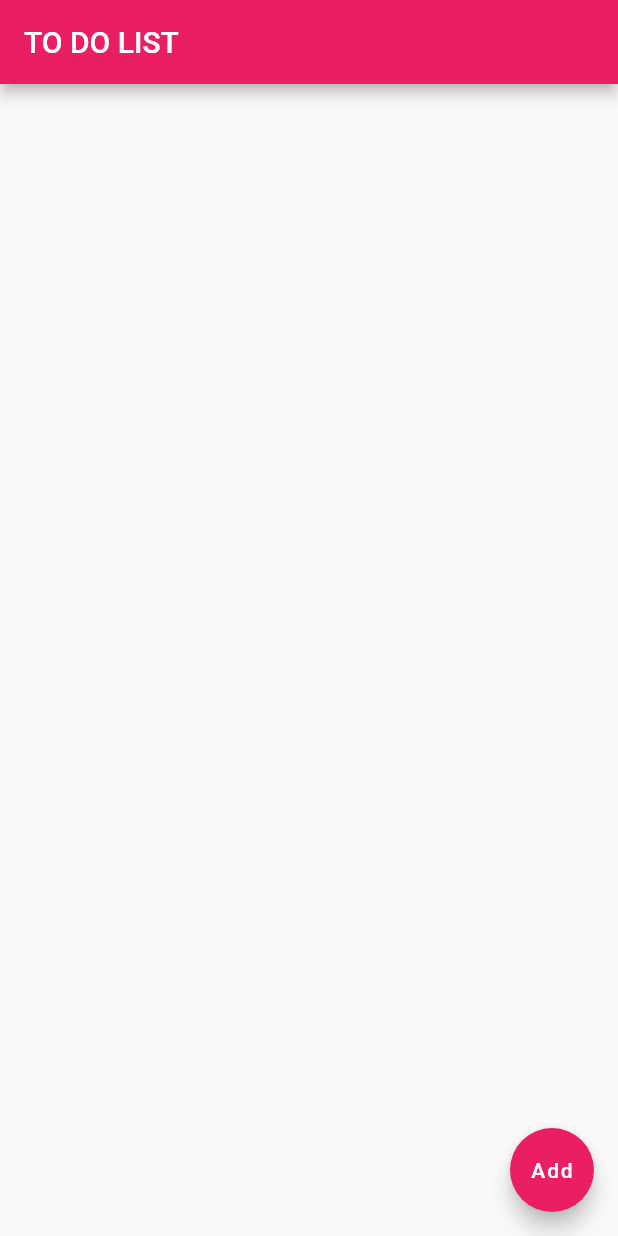
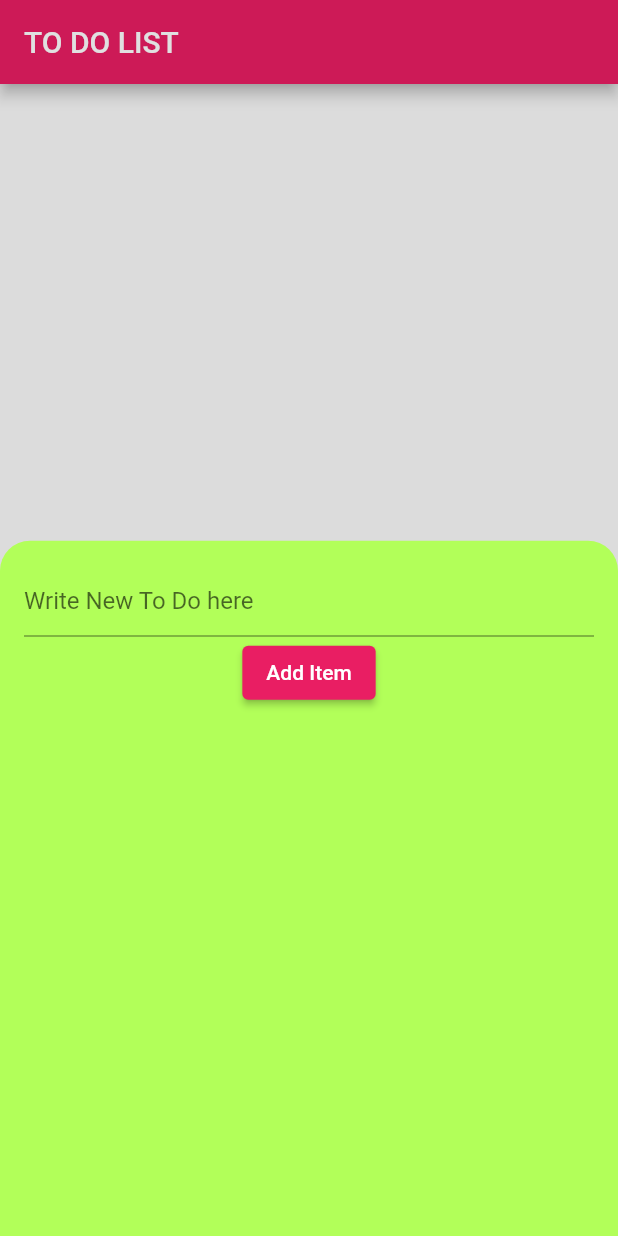
Before and after one commit to kazishamim71/todolist, a Flutter app: the screen it shows after launch, after a tap on "Add", on a phone screen of 412 x 824 dp. Run offline on Flutter 3.47's test engine with Material 2 defaults, Android fonts, the phone set to English and light mode, and no system bars.

Commit message:
bottom modal sheet added, textField, button added

```diff
--- a/lib/main.dart
+++ b/lib/main.dart
@@ -21,12 +21,17 @@ class MyApp extends StatelessWidget {
 class ToDoList extends StatefulWidget {
   const ToDoList({Key? key}) : super(key: key);
 
+  //modal bottom sheet is used from anywhere in the screen for getting data from users
+  //bottom sheet is used only for showing data
+
   @override
   State<ToDoList> createState() => _ToDoListState();
 }
 
 class _ToDoListState extends State<ToDoList> {
   List<String> todos=[];
+  TextEditingController todocontroller=TextEditingController();
+
   @override
   Widget build(BuildContext context) {
     return Scaffold(
@@ -41,10 +46,48 @@ class _ToDoListState extends State<ToDoList> {
       floatingActionButton: FloatingActionButton(
         child: const Text('Add'),
         onPressed: (){
-         // todos.add('New To do');
-          setState(() {
+         showModalBottomSheet(
+             isDismissible: true,
+             barrierColor: Colors.black12,
+             backgroundColor: Colors.lightGreenAccent,
 
-          });
+             shape: const RoundedRectangleBorder(
+               borderRadius: BorderRadius.only(
+                 topLeft: Radius.circular(20),
+                 topRight: Radius.circular(20),
+               )
+             ),
+
+             isScrollControlled: false,
+            // enableDrag: true,
+             context: context,
+             builder: (context){
+           return Padding(
+             padding: const EdgeInsets.all(16.0),
+             child: Column(
+               children: [
+                 TextField(
+                   decoration: const InputDecoration(
+                     hintText: 'Write New To Do here',
+                   ),
+
+                   controller: todocontroller,
+                 ),
+                 ElevatedButton(onPressed: (){
+
+                   todos.add(todocontroller.text);
+                   todocontroller.clear();
+
+                   setState(() {});
+                   Navigator.pop(context);
+
+
+
+                 }, child: const Text('Add Item'))
+               ],
+             ),
+           );
+         });
         },
       ),
     );
```
